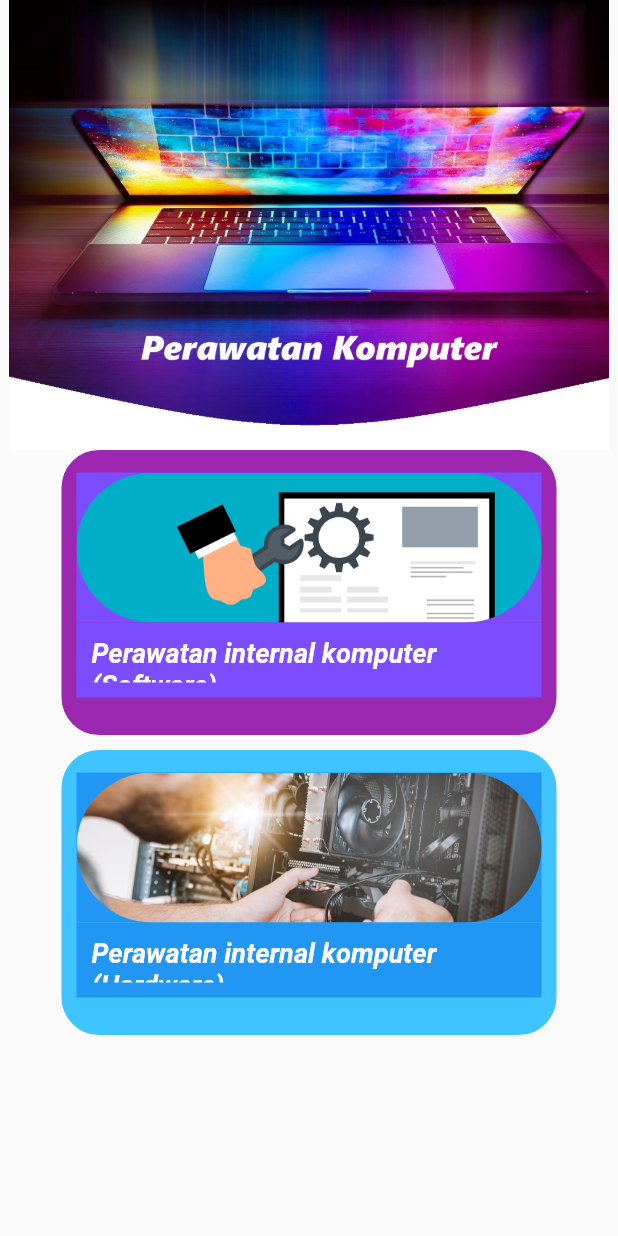
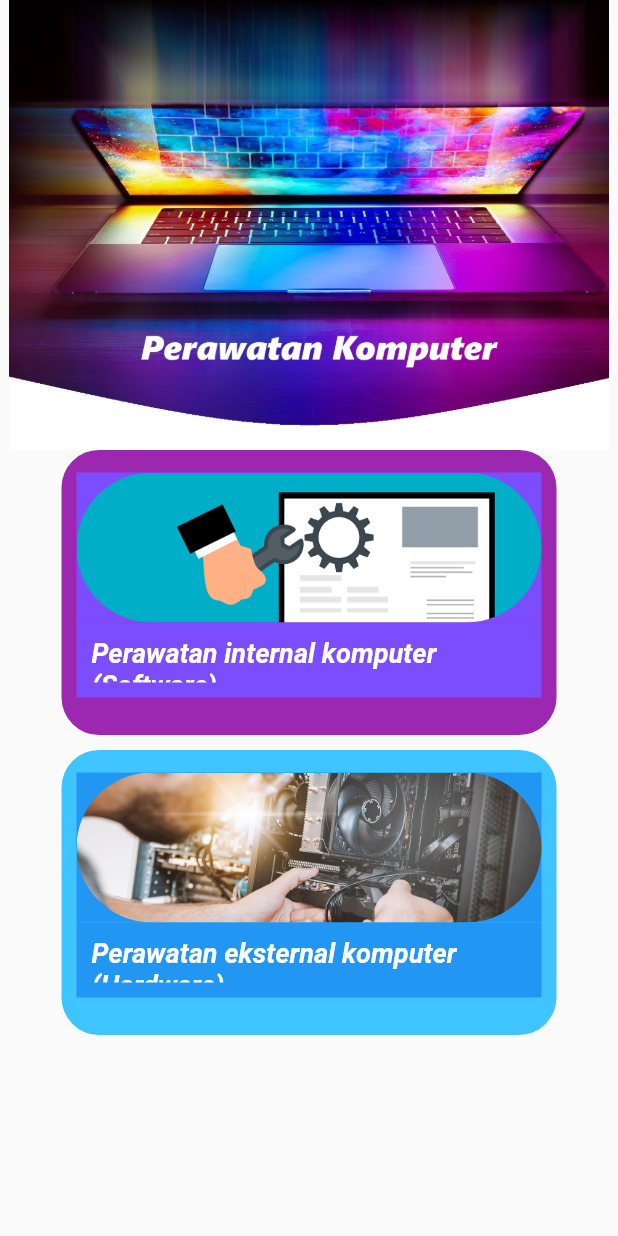
Before and after one commit to rizkynr57/aplikasi-perawatan-komputer, a Flutter app: the screen it shows after launch, on a phone screen of 412 x 824 dp. Run offline on Flutter 3.47's test engine with Material 2 defaults, Android fonts, the phone set to English and light mode, and no system bars; missing offline and left inert: splash_screen_view.

Commit message:
Update main_screen.dart

```diff
--- a/lib/main_screen.dart
+++ b/lib/main_screen.dart
@@ -110,7 +110,7 @@ class MainScreen extends StatelessWidget {
                               color: Colors.blue,
                             ),
                             child: Text(
-                              'Perawatan internal komputer (Hardware)',
+                              'Perawatan eksternal komputer (Hardware)',
                               style: TextStyle(
                                   fontSize: 18,
                                   fontWeight: FontWeight.bold,
```
